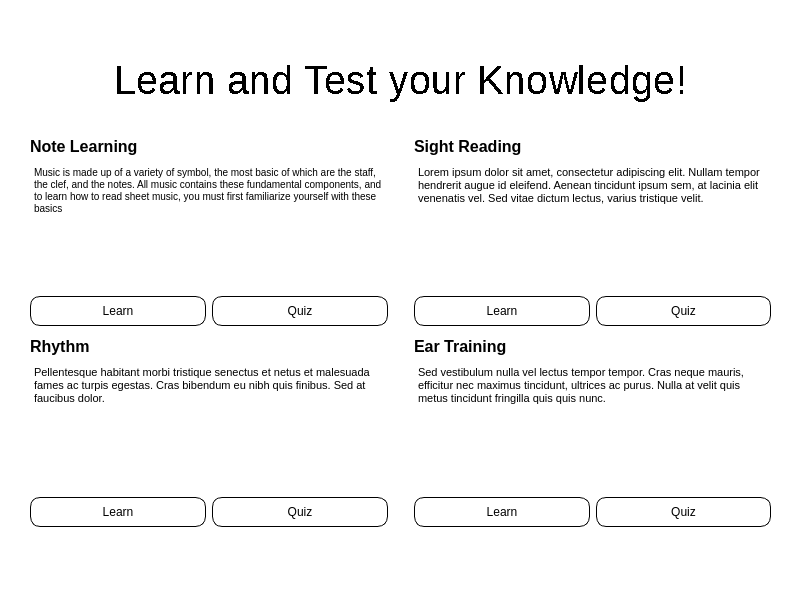
ZachKrol/MusGator, file HomePage.ui: the form before one commit.
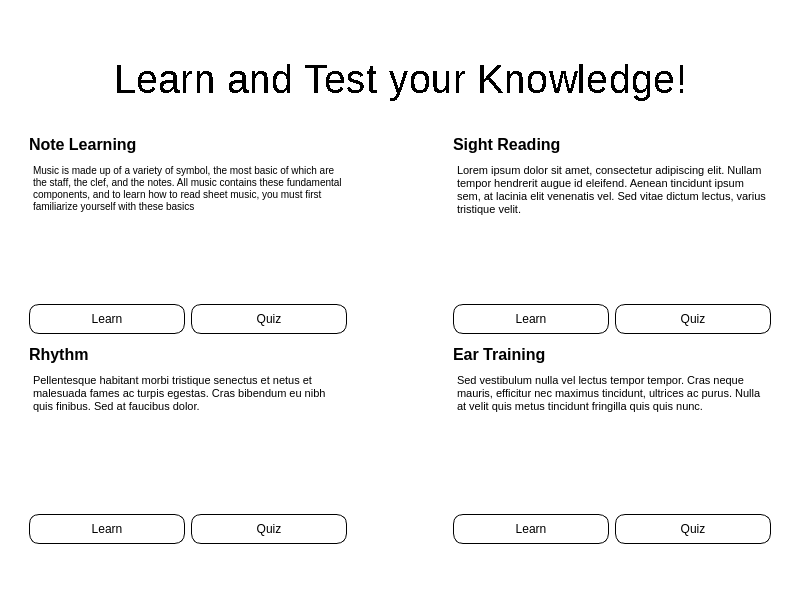
The form after the commit.

Commit message: Home screen now autoatically resizes

What changed in the file:
```diff
--- a/HomePage.ui
+++ b/HomePage.ui
@@ -26,21 +26,26 @@
    <property name="enabled">
     <bool>true</bool>
    </property>
+   <property name="sizePolicy">
+    <sizepolicy hsizetype="Expanding" vsizetype="Expanding">
+     <horstretch>0</horstretch>
+     <verstretch>0</verstretch>
+    </sizepolicy>
+   </property>
+   <property name="minimumSize">
+    <size>
+     <width>800</width>
+     <height>0</height>
+    </size>
+   </property>
    <property name="autoFillBackground">
     <bool>false</bool>
    </property>
-   <widget class="QWidget" name="layoutWidget">
-    <property name="geometry">
-     <rect>
-      <x>10</x>
-      <y>10</y>
-      <width>781</width>
-      <height>542</height>
-     </rect>
-    </property>
-    <layout class="QVBoxLayout" name="pageLayout" stretch="0,0">
+   <layout class="QVBoxLayout" name="verticalLayout">
+    <item>
+     <layout class="QVBoxLayout" name="layout" stretch="0,0">
      <property name="sizeConstraint">
-      <enum>QLayout::SetDefaultConstraint</enum>
+       <enum>QLayout::SetMinimumSize</enum>
      </property>
      <property name="leftMargin">
       <number>20</number>
@@ -385,12 +390,12 @@
           <enum>Qt::Horizontal</enum>
          </property>
          <property name="sizeType">
-          <enum>QSizePolicy::Minimum</enum>
+           <enum>QSizePolicy::Preferred</enum>
          </property>
          <property name="sizeHint" stdset="0">
           <size>
-           <width>20</width>
-           <height>20</height>
+            <width>100</width>
+            <height>10</height>
           </size>
          </property>
         </spacer>
@@ -428,7 +433,8 @@
       </layout>
      </item>
     </layout>
-   </widget>
+    </item>
+   </layout>
   </widget>
   <widget class="QMenuBar" name="menubar">
    <property name="geometry">
```
Lines whose indentation alone changed are shown as unchanged. The commit also changes 1 other file.
